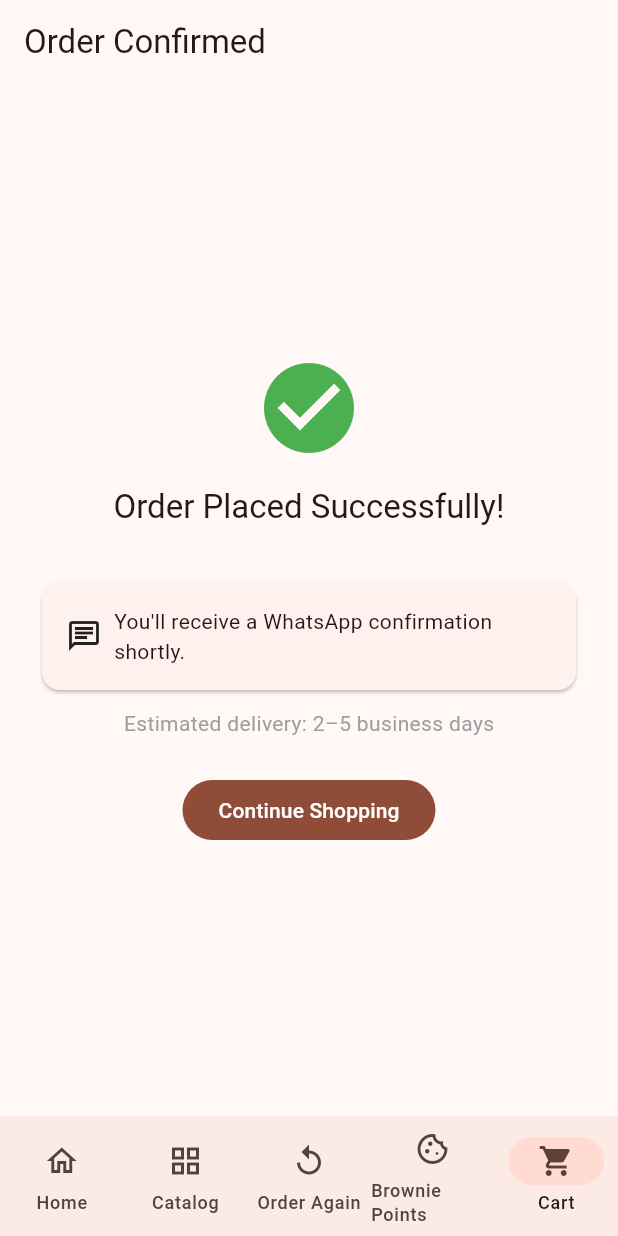
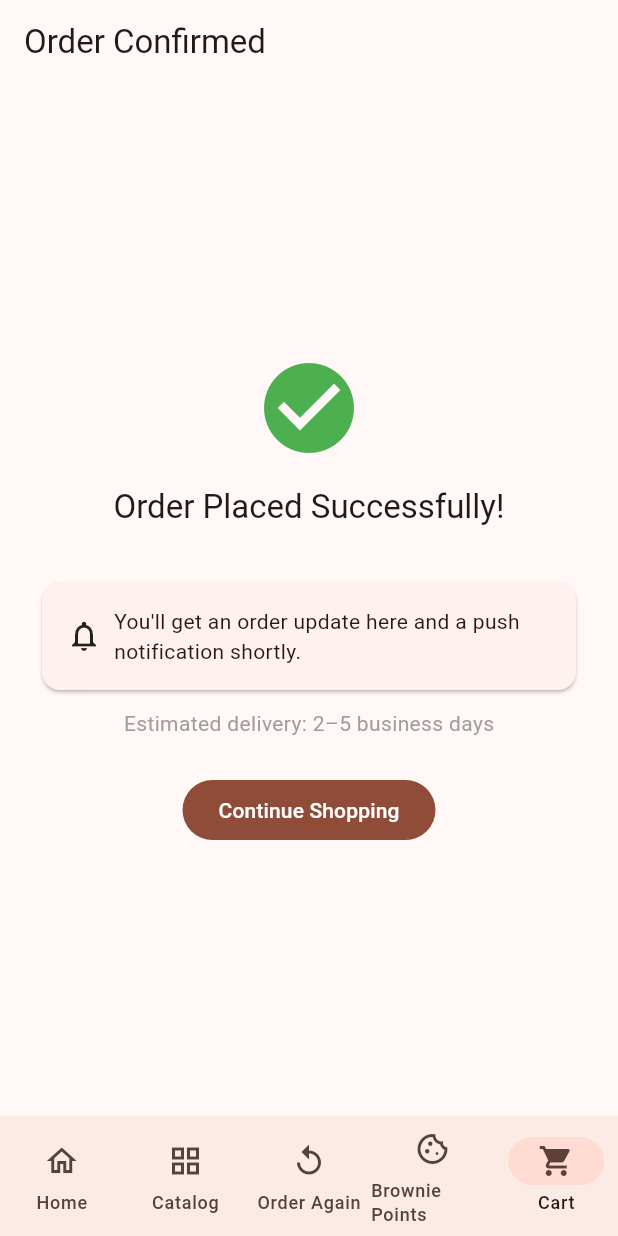
Before and after one commit to HeminKale/Baker, a Flutter app: the OrderConfirmationScreen screen opened by its route, on a phone screen of 412 x 824 dp. Run offline on Flutter 3.47's test engine with Material 3 defaults, Android fonts, the phone set to English and light mode, and no system bars; our stand-ins replace cached_network_image, dio, drift, drift_flutter, envied, flutter_riverpod and 4 more; missing offline and left inert: razorpay_flutter; accounts and stored records are empty; generated files the repository leaves out were written again; network calls fail.

Commit message:
WA refrence removed

```diff
--- a/baker_ally_flutter/lib/features/checkout/presentation/screens/order_confirmation_screen.dart
+++ b/baker_ally_flutter/lib/features/checkout/presentation/screens/order_confirmation_screen.dart
@@ -37,9 +37,9 @@ class OrderConfirmationScreen extends StatelessWidget {
                   padding: const EdgeInsets.all(16),
                   child: Row(
                     children: [
-                      const Icon(Icons.chat_outlined),
+                      const Icon(Icons.notifications_outlined),
                       const SizedBox(width: 8),
-                      Expanded(child: Text("You'll receive a WhatsApp confirmation shortly.")),
+                      Expanded(child: Text("You'll get an order update here and a push notification shortly.")),
                     ],
                   ),
                 ),
```
Also changed, not shown: 11 other files.
